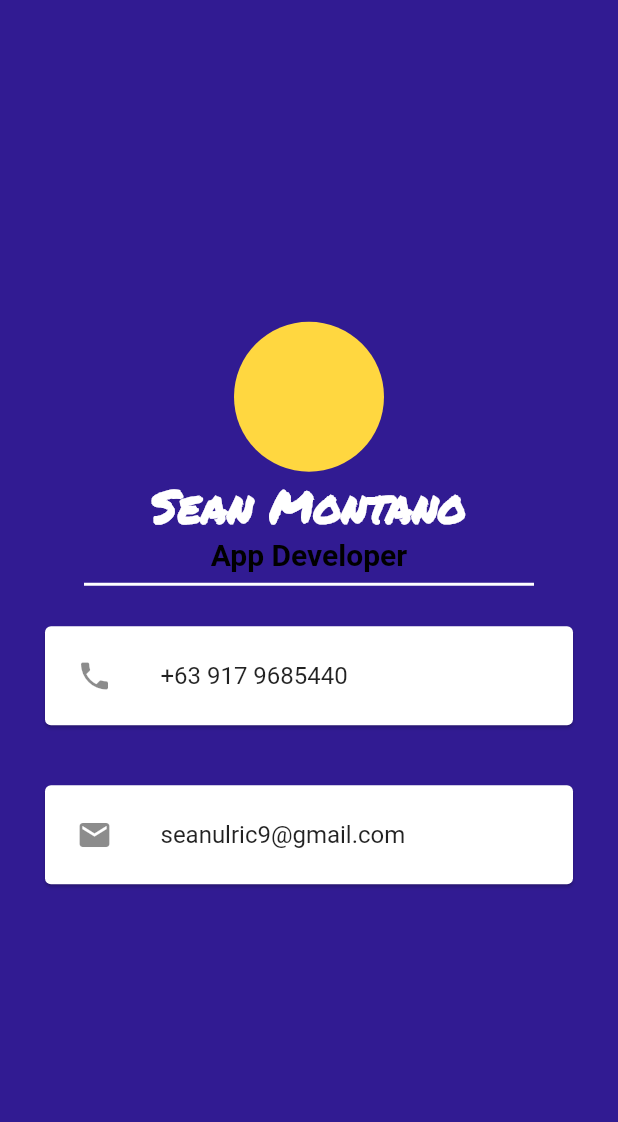
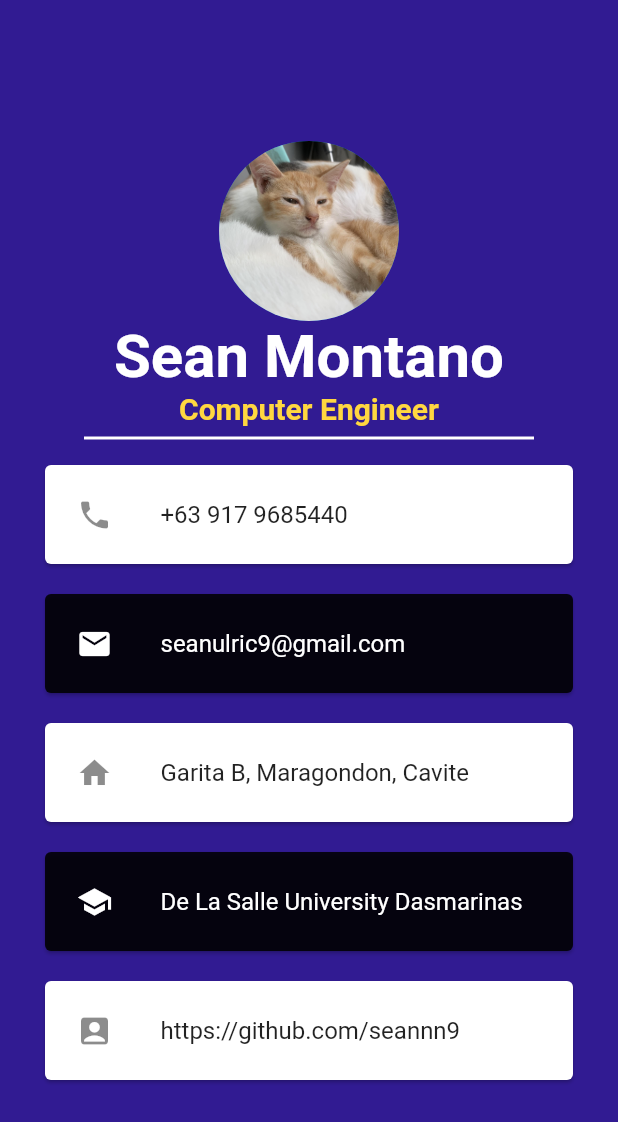
Before and after one commit to seannn9/Business-Card, a Flutter app: the screen it shows after launch, on a phone screen of 412 x 824 dp. Shown: the top 1122 px of the screen. Run offline on Flutter 3.47's test engine with Material 2 defaults, Android fonts, the phone set to English and light mode, and no system bars; Roboto replaces fonts that are missing (Acme, Gloria).

Commit message:
added 3 more info cards

```diff
--- a/lib/main.dart
+++ b/lib/main.dart
@@ -17,24 +17,25 @@ class MyApp extends StatelessWidget {
             mainAxisAlignment: MainAxisAlignment.center,
             children: [
               CircleAvatar(
-                radius: 50.0,
-                backgroundColor: Colors.amberAccent,
+                radius: 60.0,
+                backgroundImage: AssetImage('images/cat.jpg'),
               ),
               Text(
                 "Sean Montano",
                 style: TextStyle(
                   color: Colors.white,
-                  fontSize: 30.0,
+                  fontSize: 40.0,
                   fontWeight: FontWeight.bold,
-                  fontFamily: 'PermanentMarker'
+                  fontFamily: 'Acme',
                 ),
               ),
               Text(
-                "App Developer",
+                "Computer Engineer",
                 style: TextStyle(
-                  color: Colors.black,
+                  color: Colors.amberAccent,
                   fontSize: 20.0,
-                  fontWeight: FontWeight.bold
+                  fontWeight: FontWeight.bold,
+                  fontFamily: 'Gloria'
                 ),
               ),
               SizedBox(
@@ -45,7 +46,7 @@ class MyApp extends StatelessWidget {
                 )
               ),
               Card(
-                margin: EdgeInsets.symmetric(vertical: 20.0, horizontal: 30.0),
+                margin: EdgeInsets.symmetric(vertical: 10.0, horizontal: 30.0),
                 child: Padding(
                   padding: EdgeInsets.all(5.0),
                   child: ListTile(
@@ -55,14 +56,46 @@ class MyApp extends StatelessWidget {
                 ),
               ),
               Card(
-                margin: EdgeInsets.symmetric(vertical: 20.0, horizontal: 30.0),
+                color: Colors.black87,
+                margin: EdgeInsets.symmetric(vertical: 10.0, horizontal: 30.0),
                 child: Padding(
                   padding: EdgeInsets.all(5.0),
                   child: ListTile(
-                    leading: Icon(Icons.mail),
-                    title: Text("seanulric9@gmail.com")
+                    leading: Icon(Icons.mail, color: Colors.white),
+                    title: Text("seanulric9@gmail.com", style: TextStyle(color: Colors.white),)
                   )
                 )
+              ),
+              Card(
+                margin: EdgeInsets.symmetric(vertical: 10.0, horizontal: 30.0),
+                child: Padding(
+                  padding: EdgeInsets.all(5.0),
+                  child: ListTile(
+                    leading: Icon(Icons.home),
+                    title: Text("Garita B, Maragondon, Cavite")
+                  )
+                )
+              ),
+              Card(
+                color: Colors.black87,
+                  margin: EdgeInsets.symmetric(vertical: 10.0, horizontal: 30.0),
+                  child: Padding(
+                    padding: EdgeInsets.all(5.0),
+                    child: ListTile(
+                        leading: Icon(Icons.school, color: Colors.white),
+                        title: Text("De La Salle University Dasmarinas", style: TextStyle(color: Colors.white),)
+                      )
+                  )
+              ),
+              Card(
+                  margin: EdgeInsets.symmetric(vertical: 10.0, horizontal: 30.0),
+                  child: Padding(
+                    padding: EdgeInsets.all(5.0),
+                    child: ListTile(
+                        leading: Icon(Icons.account_box),
+                        title: Text("https://github.com/seannn9")
+                      )
+                  )
               )
             ],
           )
```
